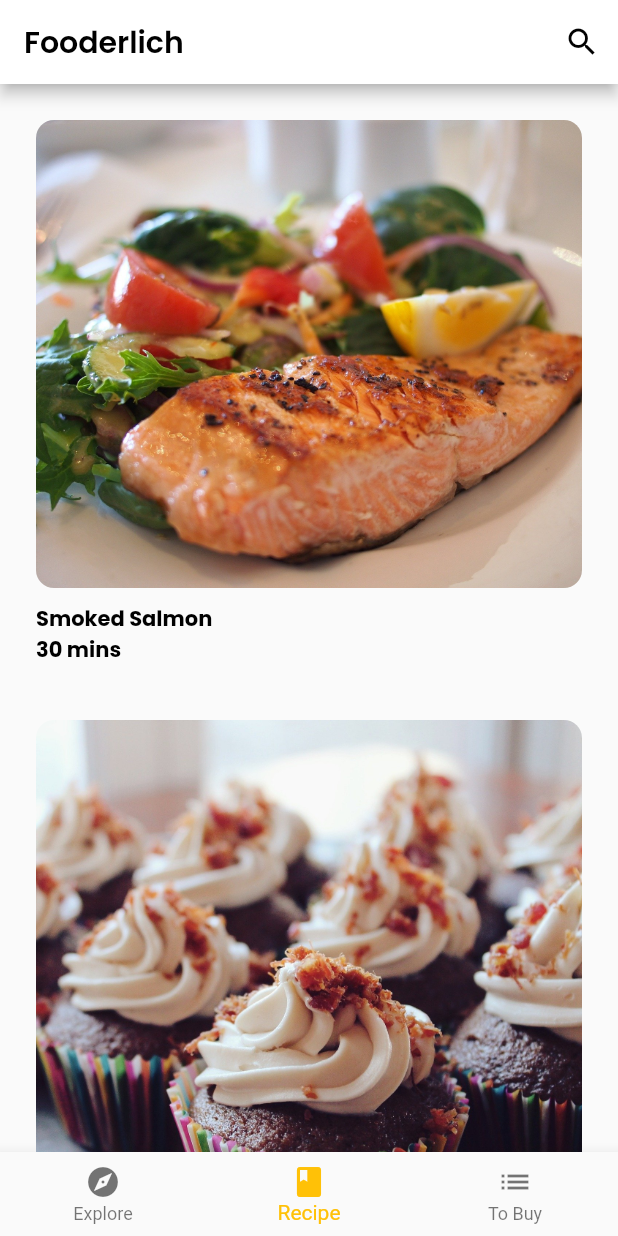
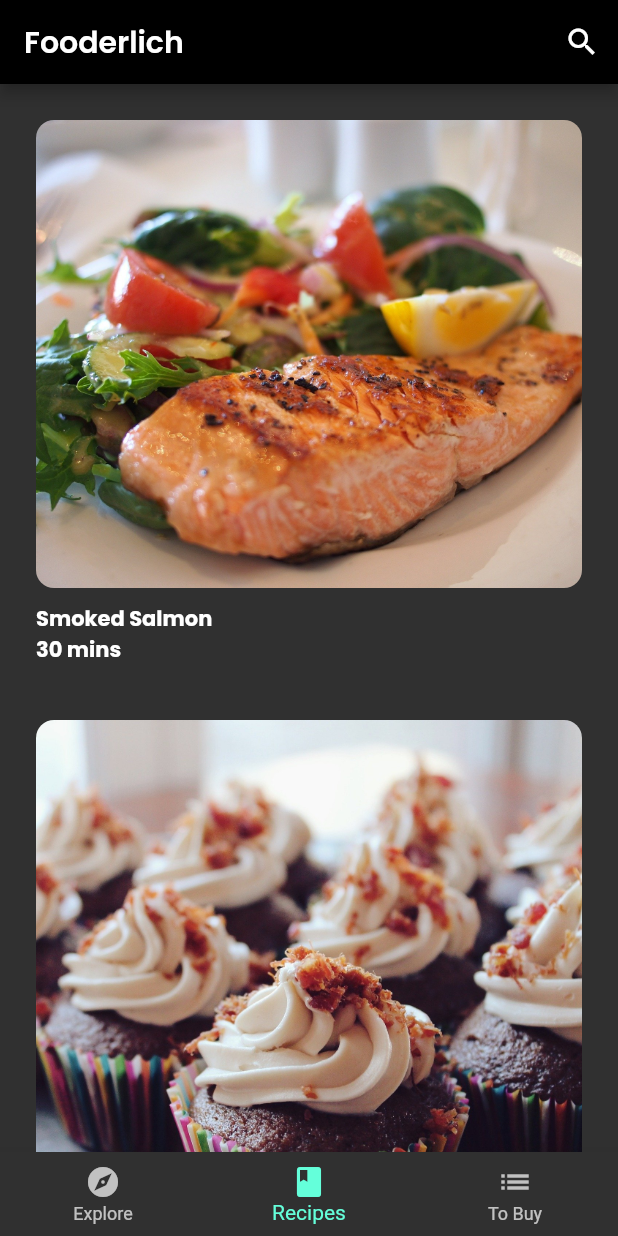
Before and after one commit to gilprad/kmmi-flutter-project, a Flutter app: the screen it shows after launch, item 2 of the bottom bar chosen, after a tap on the "search" icon, on a phone screen of 412 x 824 dp. Run offline on Flutter 3.47's test engine with Material 2 defaults, Android fonts, the phone set to English and light mode, and no system bars; our stand-ins replace flutter_colorpicker, flutter_svg, google_fonts, introduction_screen, like_button, page_transition.

Commit message:
using consumer in home.dart

```diff
--- a/fooderlich/lib/home.dart
+++ b/fooderlich/lib/home.dart
@@ -1,6 +1,8 @@
 import 'package:flutter/material.dart';
+import 'package:fooderlich/models/models.dart';
 import 'package:fooderlich/screens/explore_screen.dart';
 import 'package:fooderlich/screens/recipe_screen.dart';
+import 'package:provider/provider.dart';
 import 'screens/grocery_screen.dart';
 
 class Home extends StatefulWidget {
@@ -10,39 +12,53 @@ class Home extends StatefulWidget {
 }
 
 class _HomeState extends State<Home> {
-  int _selectedIndex = 0;
   static List<Widget> pages = <Widget>[
     ExploreScreen(),
     RecipesScreen(),
     const GroceryScreen(),
   ];
 
-  void _onItemTapped(int index) {
-    setState(() {
-      _selectedIndex = index;
-    });
-  }
-
   @override
   Widget build(BuildContext context) {
-    return Scaffold(
-        appBar: AppBar(
-            actions: [IconButton(onPressed: () {}, icon: Icon(Icons.search))],
-            title: Text('Fooderlich',
-                style: Theme.of(context).textTheme.headline6)),
-        body: pages[_selectedIndex],
-        bottomNavigationBar: BottomNavigationBar(
+    // 1
+    return Consumer<TabManager>(
+      builder: (context, tabManager, child) {
+        return Scaffold(
+          resizeToAvoidBottomInset: false,
+          appBar: AppBar(
+            actions: [
+              IconButton(onPressed: () {}, icon: const Icon(Icons.search))
+            ],
+            title: Text(
+              'Fooderlich',
+              style: Theme.of(context).textTheme.headline6,
+            ),
+          ),
+          body: IndexedStack(index: tabManager.selectedTab, children: pages),
+          bottomNavigationBar: BottomNavigationBar(
             selectedItemColor:
                 Theme.of(context).textSelectionTheme.selectionColor,
-            currentIndex: _selectedIndex,
-            onTap: _onItemTapped,
+            currentIndex: tabManager.selectedTab,
+            onTap: (index) {
+              tabManager.goToTab(index);
+            },
             items: <BottomNavigationBarItem>[
               const BottomNavigationBarItem(
-                  icon: Icon(Icons.explore), label: 'Explore'),
+                icon: Icon(Icons.explore),
+                label: 'Explore',
+              ),
               const BottomNavigationBarItem(
-                  icon: Icon(Icons.book), label: 'Recipe'),
+                icon: Icon(Icons.book),
+                label: 'Recipes',
+              ),
               const BottomNavigationBarItem(
-                  icon: Icon(Icons.list), label: 'To Buy'),
-            ]));
+                icon: Icon(Icons.list),
+                label: 'To Buy',
+              ),
+            ],
+          ),
+        );
+      },
+    );
   }
 }
--- a/fooderlich/lib/main.dart
+++ b/fooderlich/lib/main.dart
@@ -13,7 +13,7 @@ class Fooderlich extends StatelessWidget {
 
   @override
   Widget build(BuildContext context) {
-    final theme = FooderlichTheme.light();
+    final theme = FooderlichTheme.dark();
 
     return MaterialApp(
       title: 'Fooderlich',
--- a/fooderlich/lib/models/tab_manager.dart
+++ b/fooderlich/lib/models/tab_manager.dart
@@ -5,7 +5,6 @@ class TabManager extends ChangeNotifier {
 
   void goToTab(index) {
     selectedTab = index;
-    print('it works');
     notifyListeners();
   }
 
--- a/fooderlich/lib/screens/empty_grocery_screen.dart
+++ b/fooderlich/lib/screens/empty_grocery_screen.dart
@@ -33,13 +33,12 @@ class EmptyGroceryScreen extends StatelessWidget {
             MaterialButton(
               onPressed: () {
                 Provider.of<TabManager>(context, listen: false).goToRecipe();
-                print('Ok');
               },
-              textColor: Colors.white,
+              textColor: Colors.black,
               child: Text('Browse Recipes'),
               shape: RoundedRectangleBorder(
                   borderRadius: BorderRadius.circular(30)),
-              color: Colors.green,
+              color: Colors.tealAccent,
             )
           ],
         ),
```
